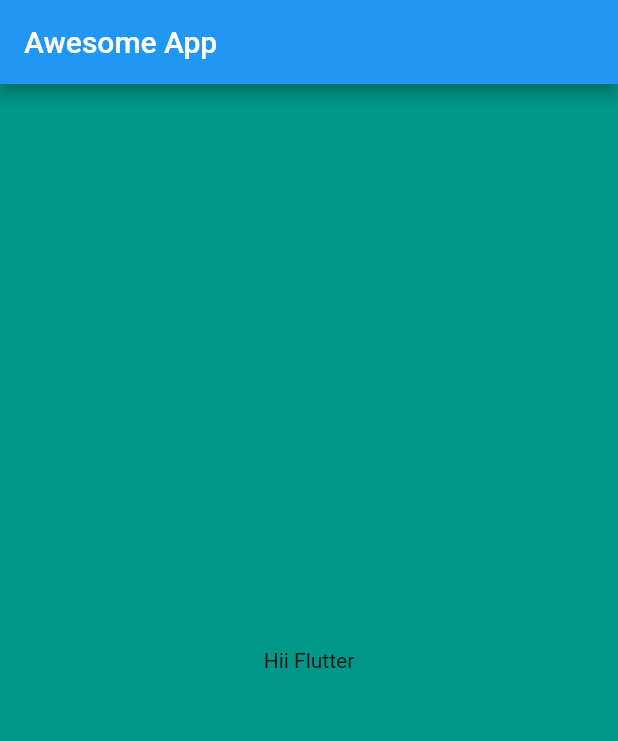
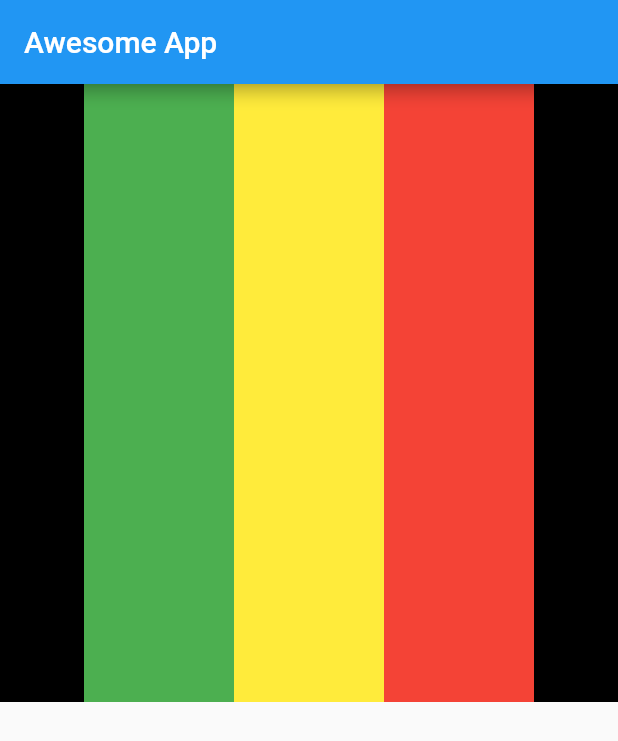
Before and after one commit to yash-flutter/firstapp, a Flutter app: the screen it shows after launch, on a phone screen of 412 x 824 dp. Shown: the top 741 px of the screen. Run offline on Flutter 3.47's test engine with Material 2 defaults, Android fonts, the phone set to English and light mode, and no system bars.

Commit message:
rows and column

```diff
--- a/lib/main.dart
+++ b/lib/main.dart
@@ -14,20 +14,43 @@ class MyApp extends StatelessWidget {
   Widget build(BuildContext context) {
     return Scaffold(
       appBar:AppBar(title: Text("Awesome App"),),
-      body: Center(
-        child:Container(
-          color: Colors.teal,
-          child: Text("Hii Flutter",),
-          padding: const EdgeInsets.all(10),
-          alignment: Alignment.center,
-          decoration: BoxDecoration(
-            color:Colors.red,
-            borderRadius: BorderRadius.circular(10),
-            gradient: LinearGradient(colors :[Colors.yellow,Colors.pink]),
+      body:Container(
+      color: Colors.black,
+      width: MediaQuery.of(context).size.width,
+      height: MediaQuery.of(context).size.height/2,
 
-            )
-          ),
-      )
+        child: Row(
+          crossAxisAlignment: CrossAxisAlignment.stretch,
+          mainAxisAlignment: MainAxisAlignment.center,
+          children: [
+            Container(
+          color: Colors.green,
+            width: 100,
+            height:100,
+
+            padding: const EdgeInsets.all(10),
+            alignment: Alignment.center,
+            ),
+            Container(
+          color: Colors.yellow,
+            width: 100,
+            height:100,
+
+            padding: const EdgeInsets.all(10),
+            alignment: Alignment.center,
+            ),
+            Container(
+          color: Colors.red,
+            width: 100,
+            height:100,
+
+            padding: const EdgeInsets.all(10),
+            alignment: Alignment.center,
+            ),
+          ],
+        ),
+      ),
+
     );
   }
 }
```
